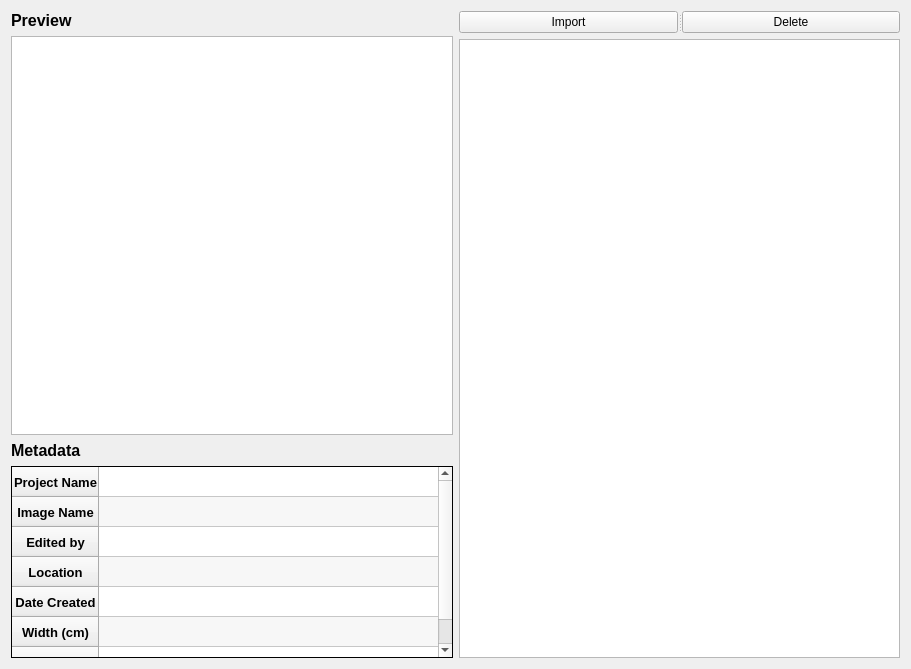
Above: RTIe/RTIe_builder/import_Widget.ui from Super-SaiyanSandwich/ECMM427 before the change. Below: the same form after it.
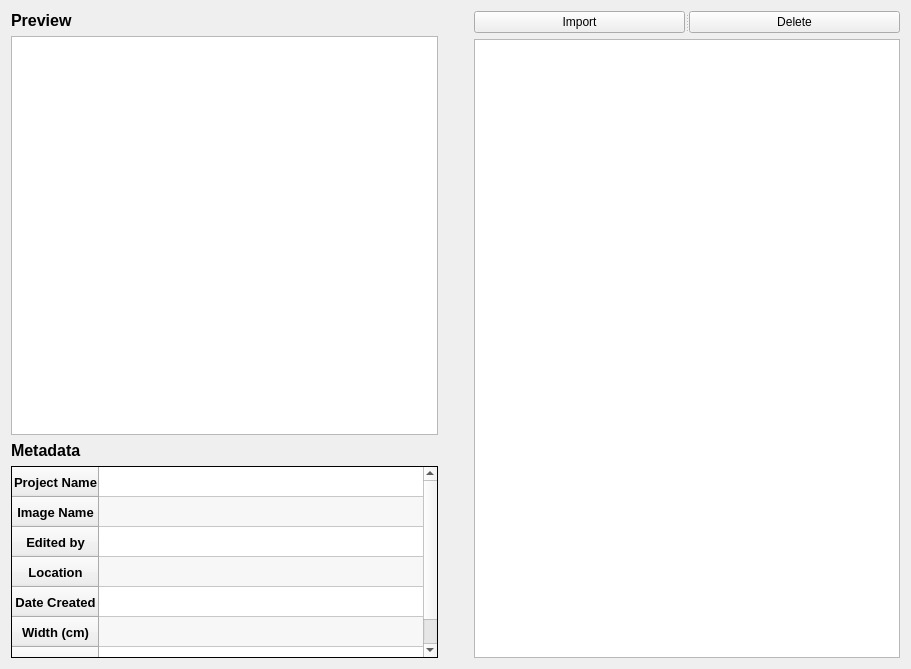
That is the form after the change.

Commit message:
Fixed import and fitter page
Fixed import and fitter page

The edit to the form file:
```diff
--- a/RTIe/RTIe_builder/import_Widget.ui
+++ b/RTIe/RTIe_builder/import_Widget.ui
@@ -339,6 +339,22 @@
      </item>
     </layout>
    </item>
+   <item>
+    <spacer name="horizontalSpacer">
+     <property name="orientation">
+      <enum>Qt::Horizontal</enum>
+     </property>
+     <property name="sizeType">
+      <enum>QSizePolicy::Preferred</enum>
+     </property>
+     <property name="sizeHint" stdset="0">
+      <size>
+       <width>30</width>
+       <height>20</height>
+      </size>
+     </property>
+    </spacer>
+   </item>
    <item>
     <layout class="QVBoxLayout" name="import_Layout">
      <item>
```
The commit also changes 12 other files.
